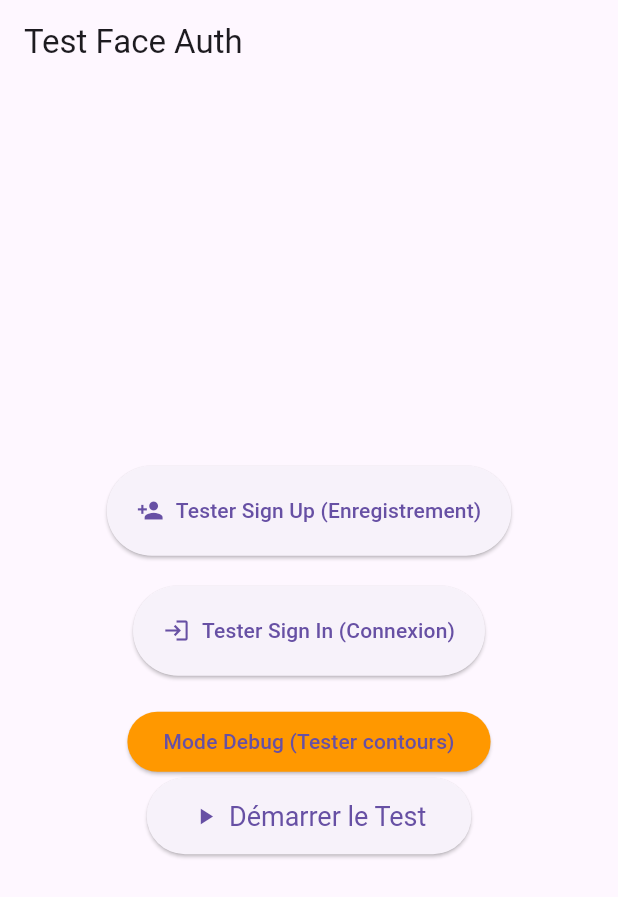
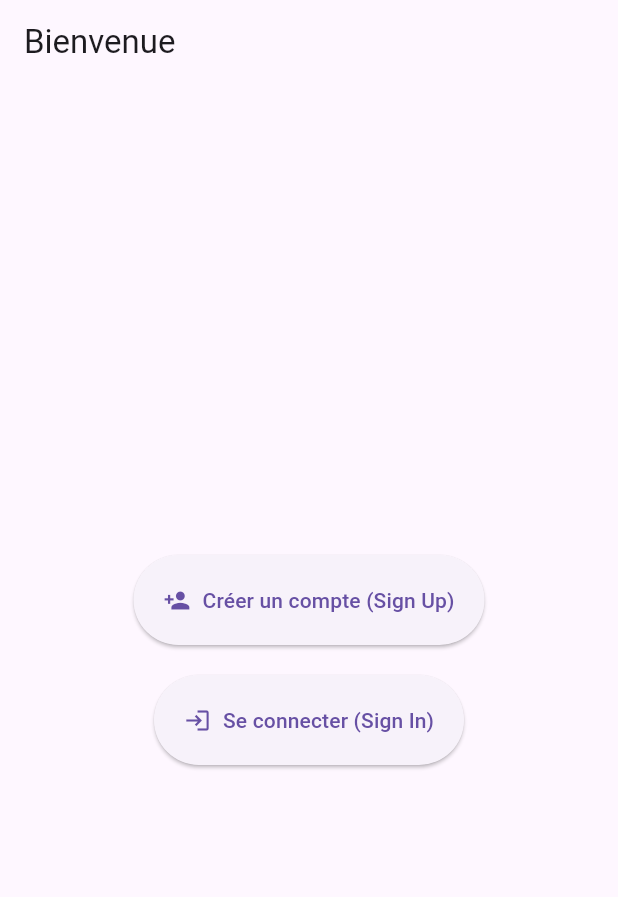
Before and after one commit to AmiineManaii/CareLink, a Flutter app: the screen it shows after launch, on a phone screen of 412 x 824 dp. Shown: the top 897 px of the screen. Run offline on Flutter 3.47's test engine with Material 3 defaults, Android fonts, the phone set to English and light mode, and no system bars; our stand-ins replace camera, font_awesome_flutter, image_picker, shared_preferences; missing offline and left inert: google_mlkit_face_detection, tflite_flutter.

Commit message:
test final

```diff
--- a/lib/features/face_auth/face_painter.dart
+++ b/lib/features/face_auth/face_painter.dart
@@ -5,8 +5,9 @@ class FacePainter extends CustomPainter {
   final List<Face> faces;
   final Size imageSize;
   final bool ready;
+  final bool mirror;
 
-  FacePainter(this.faces, this.imageSize, {this.ready = false});
+  FacePainter(this.faces, this.imageSize, {this.ready = false, this.mirror = false});
 
   @override
   void paint(Canvas canvas, Size size) {
@@ -30,7 +31,7 @@ class FacePainter extends CustomPainter {
       dy = (size.height - imageSize.height * scale) / 2;
     }
 
-    double transformX(double x) => dx + x * scale;
+    double transformX(double x) => dx + (mirror ? (imageSize.width - x) : x) * scale;
     double transformY(double y) => dy + y * scale;
 
     final center = Offset(size.width / 2, size.height / 2);
--- a/lib/main.dart
+++ b/lib/main.dart
@@ -9,6 +9,8 @@ import 'screens/accessibility_screen.dart';
 import 'screens/contacts_screen.dart';
 import 'screens/medications_screen.dart';
 import 'screens/family_dashboard_screen.dart';
+import 'features/face_auth/face_storage.dart';
+import 'screens/alerts_screen.dart';
 
 void main() {
   runApp(const MyApp());
@@ -33,27 +35,54 @@ class MyApp extends StatelessWidget {
         GlobalCupertinoLocalizations.delegate,
       ],
       supportedLocales: const [Locale('fr', 'FR')],
-      // home: const MainNavigation(), // Old home
-      home: const FaceAuthTestScreen(), // New test home
+      home: const StartupGate(),
       debugShowCheckedModeBanner: false,
     );
   }
 }
 
-class FaceAuthTestScreen extends StatelessWidget {
-  const FaceAuthTestScreen({super.key});
+class StartupGate extends StatelessWidget {
+  const StartupGate({super.key});
+
+  @override
+  Widget build(BuildContext context) {
+    return FutureBuilder<bool>(
+      future: _initializeAndCheck(),
+      builder: (context, snapshot) {
+        if (!snapshot.hasData) {
+          return const Scaffold(
+            body: Center(child: CircularProgressIndicator()),
+          );
+        }
+        final loggedIn = snapshot.data ?? false;
+        if (loggedIn) {
+          return const MainNavigation();
+        }
+        return const AuthLandingScreen();
+      },
+    );
+  }
+
+  Future<bool> _initializeAndCheck() async {
+    await InMemoryFaceStorage().initialize();
+    return await InMemoryFaceStorage().isLoggedIn();
+  }
+}
+
+class AuthLandingScreen extends StatelessWidget {
+  const AuthLandingScreen({super.key});
 
   @override
   Widget build(BuildContext context) {
     return Scaffold(
-      appBar: AppBar(title: const Text("Test Face Auth")),
+      appBar: AppBar(title: const Text("Bienvenue")),
       body: Center(
         child: Column(
           mainAxisAlignment: MainAxisAlignment.center,
           children: [
             ElevatedButton.icon(
               icon: const Icon(Icons.person_add),
-              label: const Text("Tester Sign Up (Enregistrement)"),
+              label: const Text("Créer un compte (Sign Up)"),
               style: ElevatedButton.styleFrom(
                 padding: const EdgeInsets.all(20),
               ),
@@ -65,40 +94,13 @@ class FaceAuthTestScreen extends StatelessWidget {
             const SizedBox(height: 20),
             ElevatedButton.icon(
               icon: const Icon(Icons.login),
-              label: const Text("Tester Sign In (Connexion)"),
+              label: const Text("Se connecter (Sign In)"),
               style: ElevatedButton.styleFrom(
                 padding: const EdgeInsets.all(20),
               ),
               onPressed: () => Navigator.push(
                 context,
                 MaterialPageRoute(builder: (_) => const FaceLoginScreen()),
-              ),
-            ),
-            const SizedBox(height: 20),
-            ElevatedButton(
-              onPressed: () {
-                Navigator.push(
-                  context,
-                  MaterialPageRoute(builder: (context) => const FaceDetectionDebugScreen()),
-                );
-              },
-              style: ElevatedButton.styleFrom(
-                backgroundColor: Colors.orange,
-              ),
-              child: const Text('Mode Debug (Tester contours)'),
-            ),
-            ElevatedButton.icon(
-              onPressed: () {
-                Navigator.push(
-                  context,
-                  MaterialPageRoute(builder: (context) => const FacePainterTestScreen()),
-                );
-              },
-              icon: const Icon(Icons.play_arrow),
-              label: const Text('Démarrer le Test'),
-              style: ElevatedButton.styleFrom(
-                padding: const EdgeInsets.symmetric(horizontal: 30, vertical: 15),
-                textStyle: const TextStyle(fontSize: 18),
               ),
             ),
           ],
@@ -132,6 +134,9 @@ class _MainNavigationState extends State<MainNavigation> {
       case 'family':
         screen = FamilyDashboardScreen(onBack: _goBack);
         break;
+      case 'alerts':
+        screen = const AlertsScreen();
+        break;
       default:
         return;
     }
@@ -143,11 +148,12 @@ class _MainNavigationState extends State<MainNavigation> {
     Navigator.pop(context);
   }
 
-  /*@override
+  @override
   Widget build(BuildContext context) {
     return HomeScreen(onNavigate: _navigateTo);
-  }*/
-  @override
+  }
+
+  /*@override
   Widget build(BuildContext context) {
     return Scaffold(
       body: HomeScreen(onNavigate: _navigateTo),
@@ -180,5 +186,5 @@ class _MainNavigationState extends State<MainNavigation> {
         ],
       ),
     );
-  }
+  }*/
 }
--- a/lib/screens/home_screen.dart
+++ b/lib/screens/home_screen.dart
@@ -123,7 +123,7 @@ class _HomeScreenState extends State<HomeScreen> {
                     subtitle: 'Historique',
                     icon: FontAwesomeIcons.triangleExclamation,
                     gradientColors: [Colors.orange[500]!, Colors.orange[600]!],
-                    onTap: () {},
+                    onTap: () => widget.onNavigate('alerts'),
                   ),
                 ],
               ),
--- a/pubspec.yaml
+++ b/pubspec.yaml
@@ -43,6 +43,7 @@ dependencies:
   image: ^3.3.0
   camera: ^0.10.6
   image_picker: ^1.2.1
+  shared_preferences: ^2.2.2
 
 dev_dependencies:
   flutter_test:
```
Also changed, not shown: lib/features/face_auth/face_login_screen.dart (+22 -6 lines), lib/features/face_auth/face_signup_screen.dart (+38 -11 lines), lib/features/face_auth/face_storage.dart (+40 -1 lines), lib/screens/alerts_screen.dart (added, +56 -0 lines), pubspec.lock, 1 other file.
